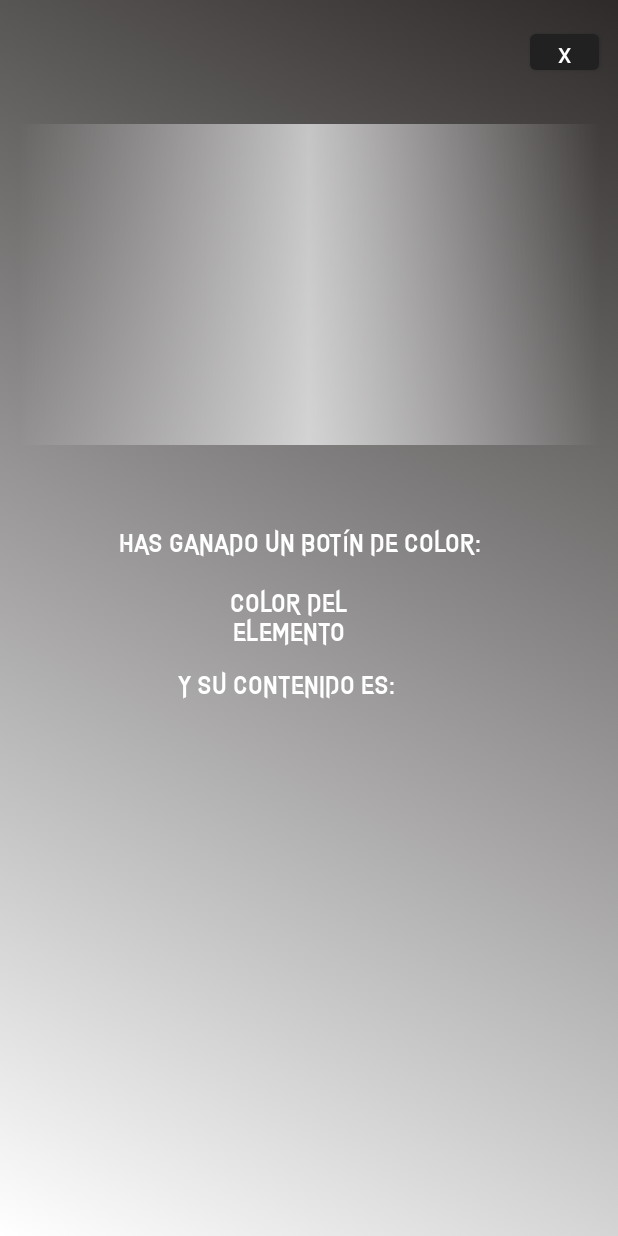
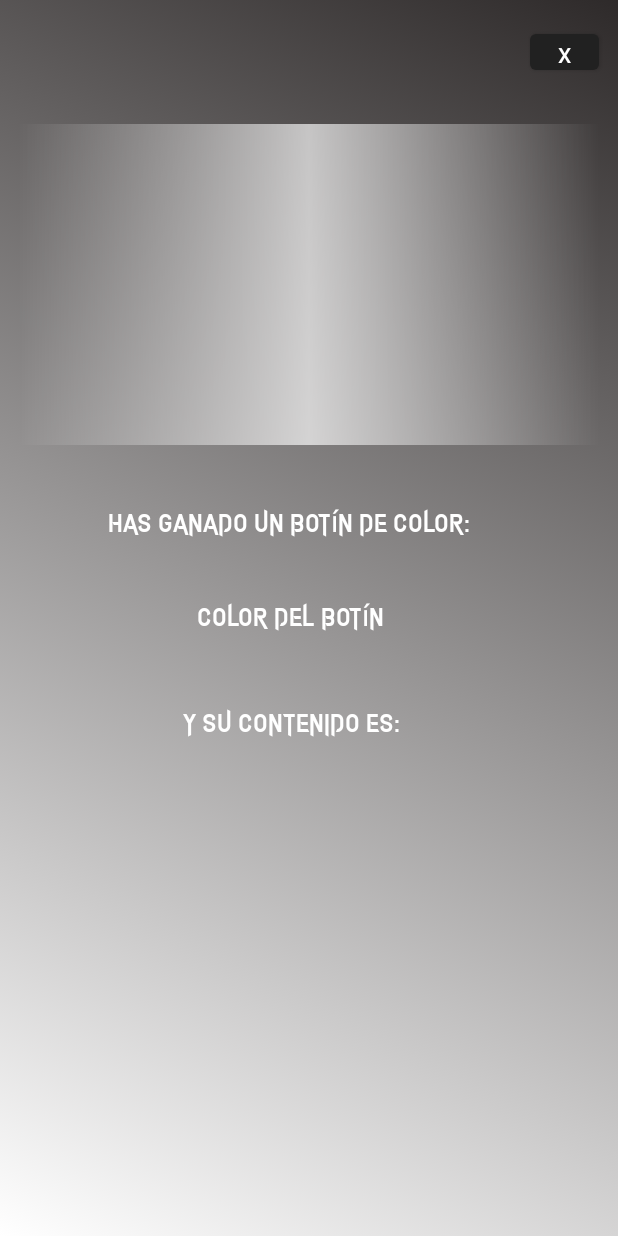
Before and after one commit to Elender12/DemonLootGenerator, an Android app: the layout activity_generated_loot_pop_up.xml on its own in the app's theme, with its tools: preview values and no code run, on a phone screen of 412 x 824 dp. Run offline under Robolectric (Android 15) with nearby library versions, the phone set to English and light mode, and no system bars.

Commit message:
master: add comments and fix minor issues

```diff
--- a/app/src/main/AndroidManifest.xml
+++ b/app/src/main/AndroidManifest.xml
@@ -8,16 +8,13 @@
         android:roundIcon="@mipmap/ic_launcher_round"
         android:supportsRtl="true"
         android:theme="@style/Theme.LootGenerator">
-
         <activity android:name=".activities.GeneratedLootPopUp"/>
         <activity android:name=".activities.CustomSourceItems" />
         <activity android:name=".activities.CustomLoot" />
         <activity android:name=".activities.LootGenerator" />
         <activity android:name=".MainActivity">
-
             <intent-filter>
                 <action android:name="android.intent.action.MAIN" />
-
                 <category android:name="android.intent.category.LAUNCHER" />
             </intent-filter>
         </activity>
--- a/app/src/main/res/layout/activity_custom_source_items.xml
+++ b/app/src/main/res/layout/activity_custom_source_items.xml
@@ -64,6 +64,7 @@
         style="@style/mainTitle"
         android:layout_width="240dp"
         android:layout_height="39dp"
+        android:textColor="#C69B9B"
         app:layout_constraintBottom_toTopOf="@+id/guideline21"
         app:layout_constraintEnd_toStartOf="@+id/guideline23"
         app:layout_constraintHorizontal_bias="0.59"
--- a/app/src/main/res/layout/activity_generated_loot_pop_up.xml
+++ b/app/src/main/res/layout/activity_generated_loot_pop_up.xml
@@ -52,7 +52,7 @@
         android:layout_width="wrap_content"
         android:layout_height="wrap_content"
         android:orientation="horizontal"
-        app:layout_constraintGuide_percent="0.62" />
+        app:layout_constraintGuide_percent="0.69" />
 
     <androidx.constraintlayout.widget.Guideline
         android:id="@+id/guideline154"
@@ -106,21 +106,20 @@
         style="@style/textViewStyle"
         android:layout_width="254dp"
         android:layout_height="29dp"
-        android:layout_marginTop="20dp"
         android:text="@string/congrats"
         app:layout_constraintBottom_toTopOf="@+id/guideline19"
         app:layout_constraintEnd_toStartOf="@+id/guideline167"
-        app:layout_constraintHorizontal_bias="0.451"
+        app:layout_constraintHorizontal_bias="0.398"
         app:layout_constraintStart_toStartOf="@+id/guideline166"
         app:layout_constraintTop_toTopOf="@+id/guideline20"
-        app:layout_constraintVertical_bias="0.0" />
+        app:layout_constraintVertical_bias="0.038" />
 
     <androidx.constraintlayout.widget.Guideline
         android:id="@+id/guideline19"
         android:layout_width="wrap_content"
         android:layout_height="wrap_content"
         android:orientation="horizontal"
-        app:layout_constraintGuide_percent="0.5731874" />
+        app:layout_constraintGuide_percent="0.65" />
 
     <androidx.constraintlayout.widget.Guideline
         android:id="@+id/guideline20"
@@ -132,28 +131,29 @@
     <TextView
         android:id="@+id/txt_color"
         style="@style/textViewStyle"
-        android:layout_width="154dp"
-        android:layout_height="39dp"
+        android:layout_width="196dp"
+        android:layout_height="48dp"
         android:text="@string/item_type"
         app:layout_constraintBottom_toTopOf="@+id/guideline19"
         app:layout_constraintEnd_toStartOf="@+id/guideline167"
-        app:layout_constraintHorizontal_bias="0.442"
+        app:layout_constraintHorizontal_bias="0.434"
         app:layout_constraintStart_toStartOf="@+id/guideline166"
         app:layout_constraintTop_toTopOf="@+id/guideline20"
-        app:layout_constraintVertical_bias="0.622" />
+        app:layout_constraintVertical_bias="0.372" />
 
     <TextView
         android:id="@+id/textView11"
         style="@style/textViewStyle"
-        android:layout_width="221dp"
-        android:layout_height="30dp"
+        android:layout_width="227dp"
+        android:layout_height="37dp"
+        android:layout_marginTop="32dp"
         android:text="@string/content"
         app:layout_constraintBottom_toTopOf="@+id/guideline19"
         app:layout_constraintEnd_toStartOf="@+id/guideline167"
-        app:layout_constraintHorizontal_bias="0.409"
+        app:layout_constraintHorizontal_bias="0.425"
         app:layout_constraintStart_toStartOf="@+id/guideline166"
         app:layout_constraintTop_toTopOf="@+id/guideline20"
-        app:layout_constraintVertical_bias="1.0" />
+        app:layout_constraintVertical_bias="0.758" />
 
     <Button
         android:id="@+id/backBT"
--- a/app/src/main/res/values/strings.xml
+++ b/app/src/main/res/values/strings.xml
@@ -5,7 +5,7 @@
     <string name="generate_source">Crear origen</string>
     <string name="source_name">Nombre del origen </string>
     <string name="item_name">Nombre del elemento</string>
-    <string name="item_type">Color del elemento</string>
+    <string name="item_type">Color del botín</string>
     <string name="save_btn">Guardar</string>
     <string name="list_items">Ver origen</string>
     <string name="add_source">Crear origen </string>
```
Also changed, not shown: app/src/main/java/com/elender/lootgenerator/MainActivity.java (+6 -1 lines), app/src/main/java/com/elender/lootgenerator/activities/CustomLoot.java (+33 -16 lines), app/src/main/java/com/elender/lootgenerator/activities/CustomSourceItems.java (+12 -10 lines), app/src/main/java/com/elender/lootgenerator/activities/GeneratedLootPopUp.java (+42 -10 lines), app/src/main/java/com/elender/lootgenerator/db/ItemDB.java (+7 -2 lines), app/src/main/java/com/elender/lootgenerator/db/LootItem.java (+7 -3 lines), app/src/main/java/com/elender/lootgenerator/db/LootItemDao.java (+14 -4 lines), app/src/main/java/com/elender/lootgenerator/utils/GeneratorHelper.java (+22 -13 lines), app/src/main/java/com/elender/lootgenerator/utils/Utils.java (+14 -3 lines), app/src/main/res/layout/activity_loot_generator.xml (+7 -6 lines).
